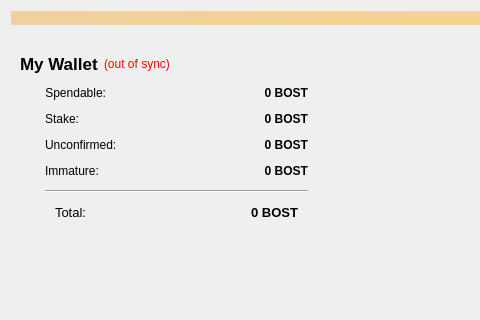
Before: the Qt Designer form src/qt/forms/overviewpage.ui in mammix2/boostcoinv5, drawn with Qt 5; both pictures show x 0 to 480 and y 0 to 320 of the 659 by 468 pixel window.
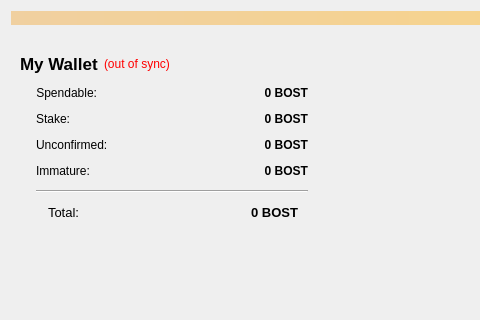
After: the same form once the commit is applied. Icons and pictures are not drawn.

What changed in the file:
```diff
--- a/src/qt/forms/overviewpage.ui
+++ b/src/qt/forms/overviewpage.ui
@@ -41,6 +41,9 @@
        <item>
         <widget class="QWidget" name="widget" native="true">
          <layout class="QVBoxLayout" name="verticalLayout_4">
+          <property name="spacing">
+           <number>6</number>
+          </property>
           <property name="leftMargin">
            <number>9</number>
           </property>
@@ -109,7 +112,7 @@
              <number>12</number>
             </property>
             <property name="leftMargin">
-             <number>25</number>
+             <number>16</number>
             </property>
             <property name="topMargin">
              <number>6</number>
@@ -264,7 +267,7 @@
                <string>Total:</string>
               </property>
               <property name="indent">
-               <number>10</number>
+               <number>12</number>
               </property>
              </widget>
             </item>
@@ -370,13 +373,13 @@
         <widget class="QWidget" name="widget_2" native="true">
          <layout class="QVBoxLayout" name="verticalLayout">
           <property name="topMargin">
-           <number>6</number>
+           <number>15</number>
           </property>
           <item>
            <widget class="QListView" name="listTransactions">
             <property name="styleSheet">
-             <string notr="true">QListView { 
-	background: transparent; 
+             <string notr="true">QListView {
+	background-color: transparent;
 }</string>
             </property>
             <property name="frameShape">
```
Left out of the diff: 9 changed lines with no effect on the pictures.
